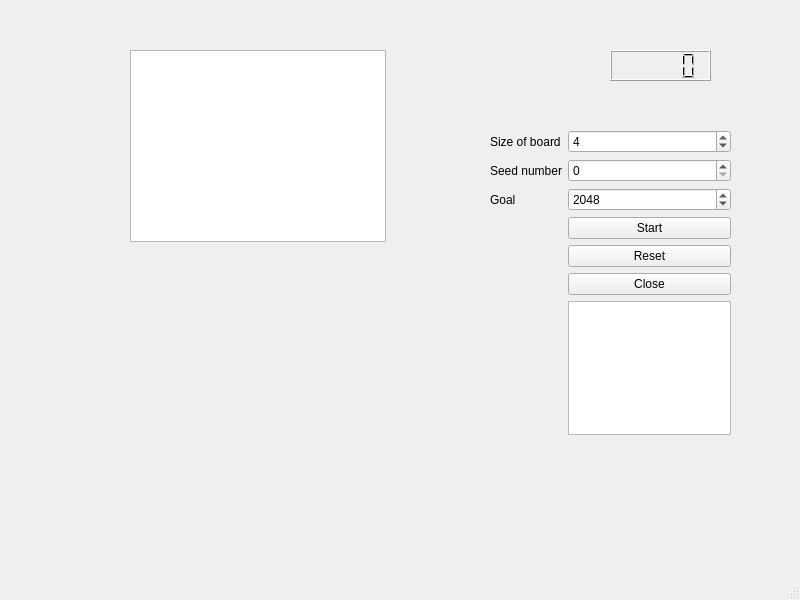
Old version of the form student/12/numbers_gui/mainwindow.ui in the repository teanre/programming-2-projects.
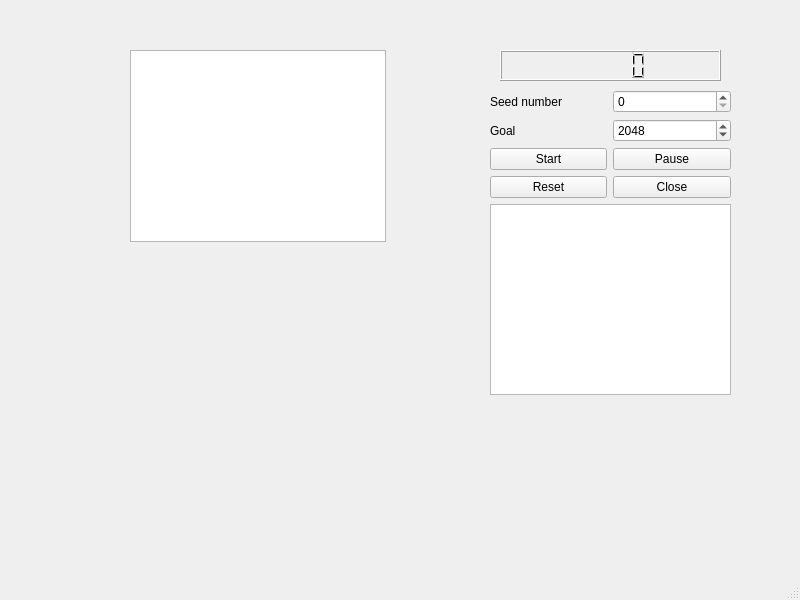
New version of the form.

Commit message: crash issue at loss situation fixed. ui color change when winning/losing added

```diff
--- a/student/12/numbers_gui/mainwindow.ui
+++ b/student/12/numbers_gui/mainwindow.ui
@@ -18,34 +18,27 @@
     <property name="geometry">
      <rect>
       <x>490</x>
-      <y>130</y>
+      <y>90</y>
       <width>241</width>
       <height>305</height>
      </rect>
     </property>
     <layout class="QGridLayout" name="gridLayout">
-     <item row="2" column="0">
-      <widget class="QLabel" name="seedLabel">
+     <item row="5" column="1">
+      <widget class="QPushButton" name="pauseButton">
        <property name="text">
-        <string>Seed number</string>
+        <string>Pause</string>
        </property>
       </widget>
      </item>
-     <item row="7" column="1">
+     <item row="7" column="0">
       <widget class="QPushButton" name="resetButton">
        <property name="text">
         <string>Reset</string>
        </property>
       </widget>
      </item>
-     <item row="8" column="1">
-      <widget class="QPushButton" name="closeButton">
-       <property name="text">
-        <string>Close</string>
-       </property>
-      </widget>
-     </item>
-     <item row="3" column="1">
+     <item row="1" column="1">
       <widget class="QSpinBox" name="goalSpinBox">
        <property name="minimum">
         <number>4</number>
@@ -58,14 +51,10 @@
        </property>
       </widget>
      </item>
-     <item row="3" column="0">
-      <widget class="QLabel" name="goalLabel">
-       <property name="text">
-        <string>Goal</string>
-       </property>
-      </widget>
+     <item row="0" column="1">
+      <widget class="QSpinBox" name="seedSpinBox"/>
      </item>
-     <item row="5" column="1">
+     <item row="5" column="0">
       <widget class="QPushButton" name="startButton">
        <property name="text">
         <string>Start</string>
@@ -73,22 +62,26 @@
       </widget>
      </item>
      <item row="0" column="0">
-      <widget class="QLabel" name="label">
+      <widget class="QLabel" name="seedLabel">
        <property name="text">
-        <string>Size of board</string>
+        <string>Seed number</string>
        </property>
       </widget>
      </item>
-     <item row="2" column="1">
-      <widget class="QSpinBox" name="seedSpinBox"/>
-     </item>
-     <item row="9" column="1">
+     <item row="8" column="0" colspan="2">
       <widget class="QTextBrowser" name="textBrowser"/>
      </item>
-     <item row="0" column="1">
-      <widget class="QSpinBox" name="sizeSpinBox">
-       <property name="value">
-        <number>4</number>
+     <item row="1" column="0">
+      <widget class="QLabel" name="goalLabel">
+       <property name="text">
+        <string>Goal</string>
+       </property>
+      </widget>
+     </item>
+     <item row="7" column="1">
+      <widget class="QPushButton" name="closeButton">
+       <property name="text">
+        <string>Close</string>
        </property>
       </widget>
      </item>
@@ -107,9 +100,9 @@
    <widget class="QLCDNumber" name="timerLcd">
     <property name="geometry">
      <rect>
-      <x>610</x>
+      <x>500</x>
       <y>50</y>
-      <width>101</width>
+      <width>221</width>
       <height>31</height>
      </rect>
     </property>
```
Left out of the diff: 4 changed lines with no effect on the pictures. The commit also changes 4 other files.
